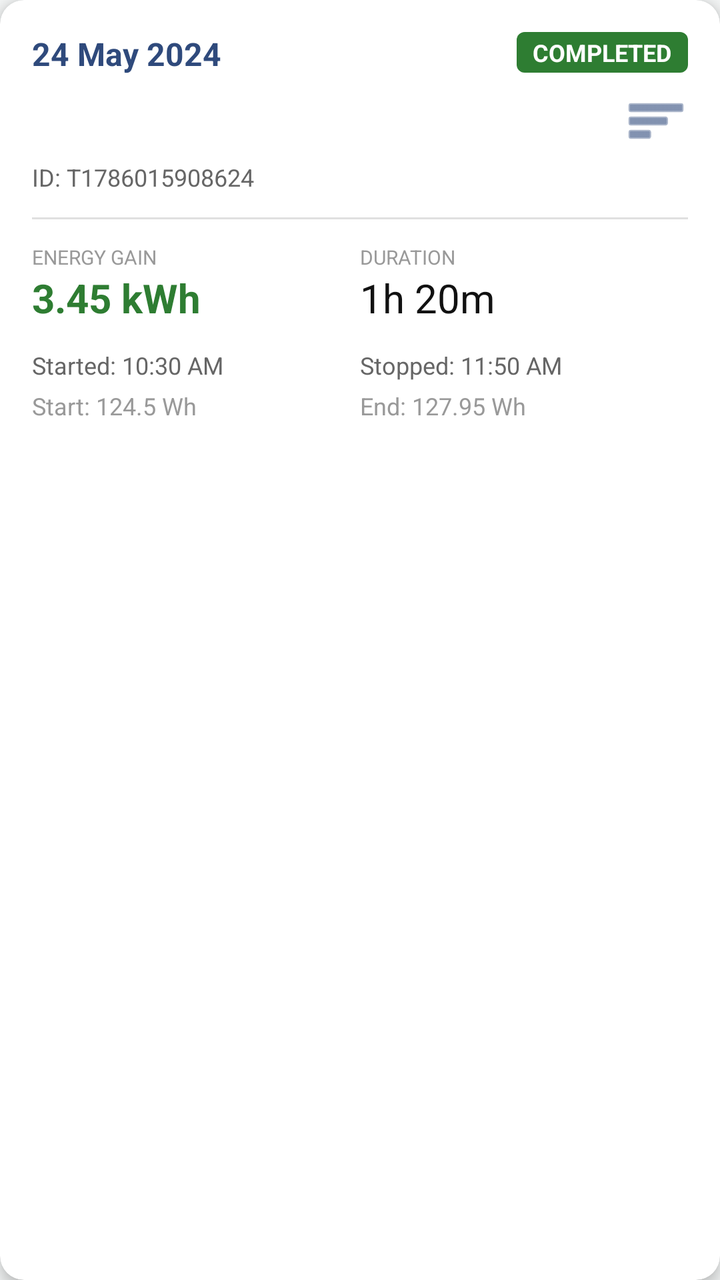
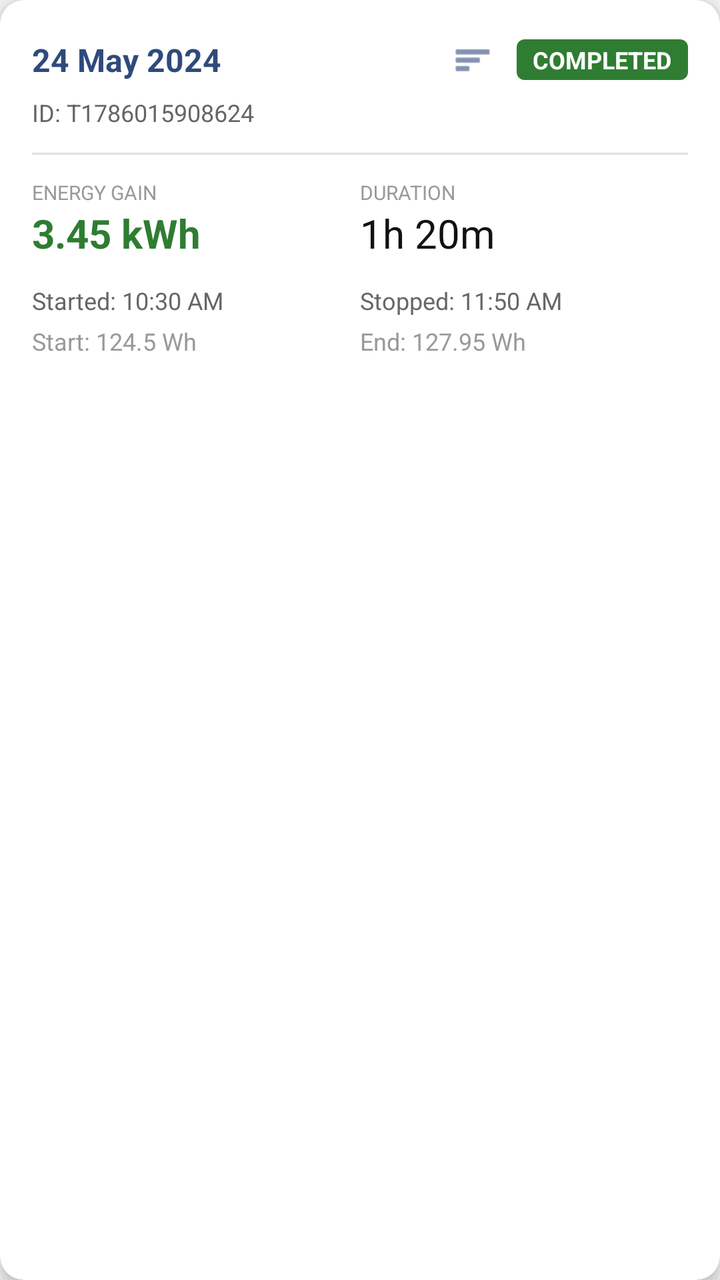

Screens rendered from an Android XML layout before and after an edit, with the pre-edit source and the edit as a unified diff.
<!-- AndroidManifest.xml: application theme Theme.PowerTap -->
<!-- res/layout/item_history_session.xml -->
<?xml version="1.0" encoding="utf-8"?>
<androidx.cardview.widget.CardView xmlns:android="http://schemas.android.com/apk/res/android"
    xmlns:app="http://schemas.android.com/apk/res-auto"
    android:layout_width="match_parent"
    android:layout_height="wrap_content"
    android:layout_margin="8dp"
    app:cardCornerRadius="12dp"
    app:cardElevation="4dp"
    app:cardBackgroundColor="?attr/colorSurfaceContainer">

    <LinearLayout
        android:layout_width="match_parent"
        android:layout_height="wrap_content"
        android:orientation="vertical"
        android:padding="16dp">

        <RelativeLayout
            android:layout_width="match_parent"
            android:layout_height="wrap_content">

            <TextView
                android:id="@+id/txtDate"
                android:layout_width="wrap_content"
                android:layout_height="wrap_content"
                android:text="24 May 2024"
                android:textColor="?attr/colorPrimary"
                android:textSize="16sp"
                android:textStyle="bold" />

            <TextView
                android:id="@+id/txtStatus"
                android:layout_width="wrap_content"
                android:layout_height="wrap_content"
                android:layout_alignParentEnd="true"
                android:background="@drawable/bg_status_completed"
                android:paddingHorizontal="8dp"
                android:paddingVertical="2dp"
                android:text="COMPLETED"
                android:textColor="@android:color/white"
                android:textSize="12sp"
                android:textStyle="bold" />

            <ImageButton
                android:id="@+id/btnChart"
                android:layout_width="32dp"
                android:layout_height="32dp"
                android:layout_below="@id/txtStatus"
                android:layout_alignParentEnd="true"
                android:layout_marginTop="8dp"
                android:background="?attr/selectableItemBackgroundBorderless"
                android:src="@android:drawable/ic_menu_sort_by_size"
                android:contentDescription="Show Charts"
                app:tint="?attr/colorPrimary" />
        </RelativeLayout>

        <TextView
            android:id="@+id/txtTid"
            android:layout_width="wrap_content"
            android:layout_height="wrap_content"
            android:layout_marginTop="4dp"
            android:text="ID: T1786015908624"
            android:textColor="?attr/colorOnSurfaceVariant"
            android:textSize="12sp" />

        <View
            android:layout_width="match_parent"
            android:layout_height="1dp"
            android:layout_marginVertical="12dp"
            android:background="?attr/colorOutlineVariant" />

        <LinearLayout
            android:layout_width="match_parent"
            android:layout_height="wrap_content"
            android:orientation="horizontal"
            android:baselineAligned="false">

            <LinearLayout
                android:layout_width="0dp"
                android:layout_height="wrap_content"
                android:layout_weight="1"
                android:orientation="vertical">

                <TextView
                    android:layout_width="wrap_content"
                    android:layout_height="wrap_content"
                    android:text="ENERGY GAIN"
                    android:textColor="?attr/colorOutline"
                    android:textSize="10sp" />

                <TextView
                    android:id="@+id/txtEnergy"
                    android:layout_width="wrap_content"
                    android:layout_height="wrap_content"
                    android:text="3.45 kWh"
                    android:textColor="@color/status_success"
                    android:textSize="20sp"
                    android:textStyle="bold" />
            </LinearLayout>

            <LinearLayout
                android:layout_width="0dp"
                android:layout_height="wrap_content"
                android:layout_weight="1"
                android:orientation="vertical">

                <TextView
                    android:layout_width="wrap_content"
                    android:layout_height="wrap_content"
                    android:text="DURATION"
                    android:textColor="?attr/colorOutline"
                    android:textSize="10sp" />

                <TextView
                    android:id="@+id/txtDuration"
                    android:layout_width="wrap_content"
                    android:layout_height="wrap_content"
                    android:text="1h 20m"
                    android:textColor="?attr/colorOnSurface"
                    android:textSize="20sp" />
            </LinearLayout>
        </LinearLayout>

        <LinearLayout
            android:layout_width="match_parent"
            android:layout_height="wrap_content"
            android:layout_marginTop="12dp"
            android:orientation="horizontal">

            <TextView
                android:id="@+id/txtTimeStart"
                android:layout_width="0dp"
                android:layout_height="wrap_content"
                android:layout_weight="1"
                android:text="Started: 10:30 AM"
                android:textColor="?attr/colorOnSurfaceVariant"
                android:textSize="12sp" />

            <TextView
                android:id="@+id/txtTimeEnd"
                android:layout_width="0dp"
                android:layout_height="wrap_content"
                android:layout_weight="1"
                android:text="Stopped: 11:50 AM"
                android:textColor="?attr/colorOnSurfaceVariant"
                android:textSize="12sp" />
        </LinearLayout>

        <LinearLayout
            android:layout_width="match_parent"
            android:layout_height="wrap_content"
            android:layout_marginTop="4dp"
            android:orientation="horizontal">

            <TextView
                android:id="@+id/txtMeterStart"
                android:layout_width="0dp"
                android:layout_height="wrap_content"
                android:layout_weight="1"
                android:text="Start: 124.5 Wh"
                android:textColor="?attr/colorOutline"
                android:textSize="12sp" />

            <TextView
                android:id="@+id/txtMeterEnd"
                android:layout_width="0dp"
                android:layout_height="wrap_content"
                android:layout_weight="1"
                android:text="End: 127.95 Wh"
                android:textColor="?attr/colorOutline"
                android:textSize="12sp" />
        </LinearLayout>

    </LinearLayout>
</androidx.cardview.widget.CardView>
<!-- resources referenced by this layout -->
<resources>
  <color name="status_success">#2E7D32</color>
  <!-- drawable bg_status_completed (drawable) -->
  <?xml version="1.0" encoding="utf-8"?>
  <shape xmlns:android="http://schemas.android.com/apk/res/android"
      android:shape="rectangle">
      <solid android:color="@color/status_success" />
      <corners android:radius="4dp" />
  </shape>
  <style name="Theme.PowerTap" parent="Base.Theme.PowerTap" />
  <style name="Base.Theme.PowerTap" parent="Theme.Material3.DayNight.NoActionBar">
          <item name="colorPrimary">@color/primary_blue</item>
          <item name="colorOnPrimary">@color/white</item>
          <item name="colorSecondary">@color/primary_blue</item>
          <item name="colorOnSecondary">@color/white</item>
  
          <item name="colorSurface">@color/bg_canvas</item>
          <item name="colorOnSurface">@color/text_primary</item>
          <item name="colorOnSurfaceVariant">@color/text_secondary</item>
          <item name="colorSurfaceContainer">@color/bg_card</item>
          <item name="colorSurfaceContainerLow">@color/bg_canvas</item>
          <item name="colorSurfaceContainerHigh">@color/bg_header</item>
          <item name="colorSurfaceContainerHighest">@color/bg_input</item>
          <item name="colorOutline">@color/text_tertiary</item>
          <item name="colorOutlineVariant">@color/divider</item>
  
          <item name="android:colorBackground">@color/bg_canvas</item>
          <item name="android:windowBackground">@color/bg_canvas</item>
          <item name="android:statusBarColor">?attr/colorPrimary</item>
          <item name="android:navigationBarColor">@color/bg_canvas</item>
          <item name="android:windowLightStatusBar" tools:targetApi="m">false</item>
          <item name="android:windowLightNavigationBar" tools:targetApi="o_mr1">true</item>
  
          <item name="colorError">@color/status_error</item>
          <item name="android:textColorPrimary">@color/text_primary</item>
          <item name="android:textColorSecondary">@color/text_secondary</item>
      </style>
  <color name="primary_blue">#2F4A7C</color>
  <color name="white">#FFFFFF</color>
  <color name="bg_canvas">#F4F6F6</color>
  <color name="text_primary">#111111</color>
  <color name="text_secondary">#666666</color>
  <color name="bg_card">#FFFFFF</color>
  <color name="bg_header">#E8E8E8</color>
  <color name="bg_input">#F0F0F0</color>
  <color name="text_tertiary">#999999</color>
  <color name="divider">#E0E0E0</color>
  <color name="status_error">#FF4444</color>
</resources>

<!-- the commit's change to res/layout/item_history_session.xml (unified diff, before → after) -->
@@ -4,6 +4,9 @@
     android:layout_width="match_parent"
     android:layout_height="wrap_content"
     android:layout_margin="8dp"
+    android:clickable="true"
+    android:focusable="true"
+    android:foreground="?attr/selectableItemBackground"
     app:cardCornerRadius="12dp"
     app:cardElevation="4dp"
     app:cardBackgroundColor="?attr/colorSurfaceContainer">
@@ -14,24 +17,42 @@
         android:orientation="vertical"
         android:padding="16dp">
 
-        <RelativeLayout
+        <LinearLayout
             android:layout_width="match_parent"
-            android:layout_height="wrap_content">
+            android:layout_height="wrap_content"
+            android:gravity="center_vertical"
+            android:orientation="horizontal">
 
             <TextView
                 android:id="@+id/txtDate"
-                android:layout_width="wrap_content"
+                android:layout_width="0dp"
                 android:layout_height="wrap_content"
+                android:layout_weight="1"
+                android:ellipsize="end"
+                android:maxLines="1"
                 android:text="24 May 2024"
                 android:textColor="?attr/colorPrimary"
                 android:textSize="16sp"
                 android:textStyle="bold" />
 
+            <ImageButton
+                android:id="@+id/btnChart"
+                android:layout_width="28dp"
+                android:layout_height="28dp"
+                android:layout_marginEnd="8dp"
+                android:background="?attr/selectableItemBackgroundBorderless"
+                android:contentDescription="Show Charts"
+                android:minWidth="0dp"
+                android:minHeight="0dp"
+                android:padding="4dp"
+                android:scaleType="centerInside"
+                android:src="@android:drawable/ic_menu_sort_by_size"
+                app:tint="?attr/colorPrimary" />
+
             <TextView
                 android:id="@+id/txtStatus"
                 android:layout_width="wrap_content"
                 android:layout_height="wrap_content"
-                android:layout_alignParentEnd="true"
                 android:background="@drawable/bg_status_completed"
                 android:paddingHorizontal="8dp"
                 android:paddingVertical="2dp"
@@ -39,19 +60,7 @@
                 android:textColor="@android:color/white"
                 android:textSize="12sp"
                 android:textStyle="bold" />
-
-            <ImageButton
-                android:id="@+id/btnChart"
-                android:layout_width="32dp"
-                android:layout_height="32dp"
-                android:layout_below="@id/txtStatus"
-                android:layout_alignParentEnd="true"
-                android:layout_marginTop="8dp"
-                android:background="?attr/selectableItemBackgroundBorderless"
-                android:src="@android:drawable/ic_menu_sort_by_size"
-                android:contentDescription="Show Charts"
-                app:tint="?attr/colorPrimary" />
-        </RelativeLayout>
+        </LinearLayout>
 
         <TextView
             android:id="@+id/txtTid"
